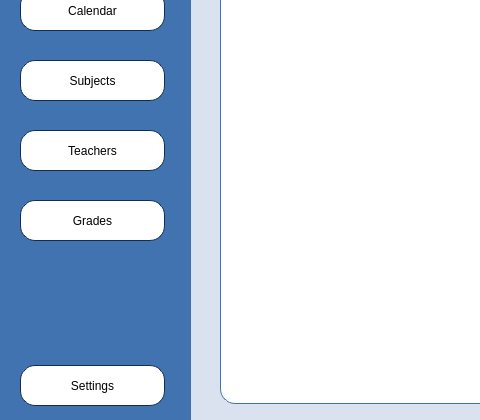
First picture: the form in Planner/teachermain.ui, repository BeliaViktoria/Planner, before the edit; both pictures show x 0 to 480 and y 230 to 650 of the 1000 by 650 pixel window.
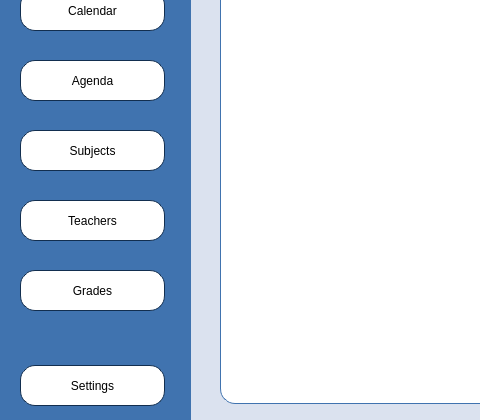
Second picture: the form after the edit.

```diff
--- a/Planner/teachermain.ui
+++ b/Planner/teachermain.ui
@@ -189,7 +189,7 @@
     <property name="geometry">
      <rect>
       <x>20</x>
-      <y>290</y>
+      <y>360</y>
       <width>145</width>
       <height>41</height>
      </rect>
@@ -211,7 +211,7 @@
     <property name="geometry">
      <rect>
       <x>20</x>
-      <y>360</y>
+      <y>430</y>
       <width>145</width>
       <height>41</height>
      </rect>
@@ -233,7 +233,7 @@
     <property name="geometry">
      <rect>
       <x>20</x>
-      <y>430</y>
+      <y>500</y>
       <width>145</width>
       <height>41</height>
      </rect>
@@ -295,6 +295,28 @@
      <string>Calendar</string>
     </property>
    </widget>
+   <widget class="QPushButton" name="pushButton_Agenda">
+    <property name="geometry">
+     <rect>
+      <x>20</x>
+      <y>290</y>
+      <width>145</width>
+      <height>41</height>
+     </rect>
+    </property>
+    <property name="styleSheet">
+     <string notr="true">font: 14pt &quot;Gentium Book Basic&quot;;
+color: black;
+background: rgb(255, 255, 255);
+border-radius: 15px;
+border-style: solid;
+border-width: 1px;
+border-color:rgb(18, 46, 79);</string>
+    </property>
+    <property name="text">
+     <string>Agenda</string>
+    </property>
+   </widget>
    <zorder>pushButton_Overview</zorder>
    <zorder>pushButton_Timetable</zorder>
    <zorder>pushButton_Subjects</zorder>
```
Left out of the diff: 1 changed line with no effect on the pictures.
